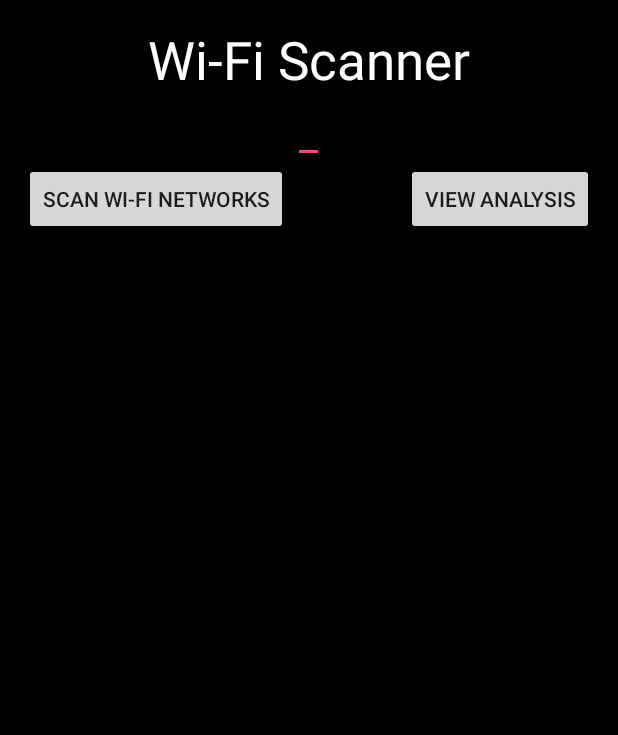
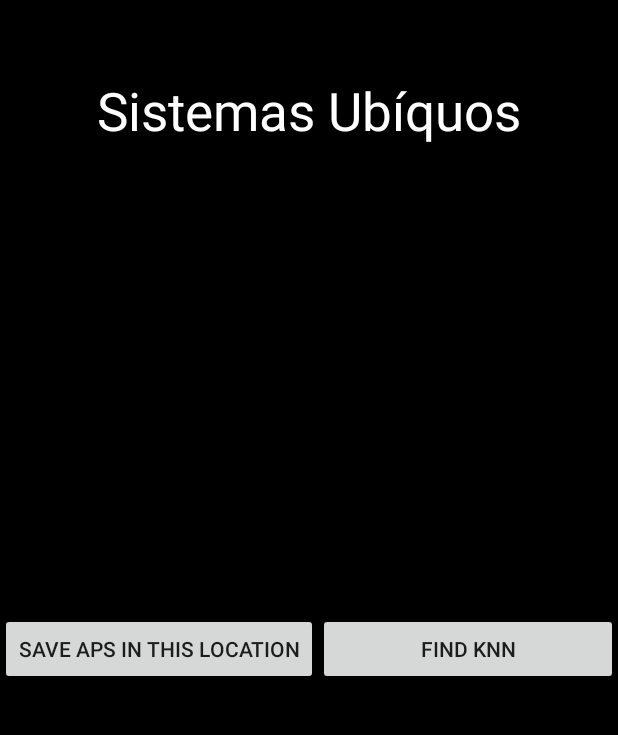
Before and after one commit to TagoWill/WifiFingerPrinting, an Android app: the screen it shows after launch (MainActivity), on a phone screen of 412 x 824 dp, the part 84-819 px from its top. Run offline under Robolectric (Android 15) with nearby library versions, the phone set to English and light mode, and no system bars.

Commit message:
Big Update! App now divided in 3 activities: menu, scan and save, find knn. Scan and save working but writing to file not tested. knn not working yet.

```diff
--- a/app/src/main/AndroidManifest.xml
+++ b/app/src/main/AndroidManifest.xml
@@ -17,7 +17,10 @@
                 <category android:name="android.intent.category.LAUNCHER" />
             </intent-filter>
         </activity>
-        <activity android:label="@string/app_name" android:name=".AnalysisActivity"/>
+        <activity android:name=".SaveAPsActivity">
+        </activity>
+        <activity android:name=".kNNActivity">
+        </activity>
     </application>
 
 </manifest>
--- a/app/src/main/java/com/project2/su/wififingerprinting/MainActivity.java
+++ b/app/src/main/java/com/project2/su/wififingerprinting/MainActivity.java
@@ -1,89 +1,35 @@
 package com.project2.su.wififingerprinting;
 
-import android.content.BroadcastReceiver;
-import android.content.Context;
 import android.content.Intent;
-import android.content.IntentFilter;
-import android.net.wifi.ScanResult;
-import android.net.wifi.WifiManager;
 import android.os.Bundle;
 import android.support.v7.app.AppCompatActivity;
 import android.view.View;
-import android.widget.ArrayAdapter;
 import android.widget.Button;
-import android.widget.EditText;
-import android.widget.ListView;
-import android.widget.Toast;
-
-import java.util.List;
-import java.util.Objects;
 
 public class MainActivity extends AppCompatActivity {
-    ListView lv;
-    WifiManager wifimanager;
-    Button buttonScan, buttonAnalysis;
-    String[] places = {"lugar1", "lugar2", "lugar3", "lugar4"};
-    int[] nmeasures = {0,0,0,0};
+    Button buttonsave, buttonknn;
 
     @Override
     protected void onCreate(Bundle savedInstanceState) {
         super.onCreate(savedInstanceState);
         setContentView(R.layout.activity_main);
-        lv=(ListView)findViewById(R.id.listView);
 
-        wifimanager=(WifiManager)getSystemService(Context.WIFI_SERVICE);
-
-        buttonScan = (Button) findViewById(R.id.buttonScan);
-        buttonScan.setOnClickListener(new View.OnClickListener() {
+        buttonsave = (Button) findViewById(R.id.buttonSaveIntent);
+        buttonsave.setOnClickListener(new View.OnClickListener() {
             @Override
             public void onClick(View v) {
-                Toast.makeText(MainActivity.this, "Scanning....", Toast.LENGTH_SHORT).show();
-                EditText txtInput = (EditText) findViewById(R.id.editText);
-
-                if (txtInput != null) {
-                    String location = txtInput.getText().toString();
-                    //System.out.println(location);
-                    if (Objects.equals(location, places[0]))
-                    {
-                        APScan place0 = new APScan();
-                        //System.out.println(location+" _0_ "+nmeasures[0]);
-                        scanAPs(location, place0);
-                        nmeasures[0]++;
-                    } else if (Objects.equals(location, places[1]))
-                    {
-                        APScan place1 = new APScan();
-                        //System.out.println(location+" _1_ "+nmeasures[1]);
-                        scanAPs(location, place1);
-                        nmeasures[1]++;
-                    }
-                }
+                Intent saveapsActivity = new Intent(MainActivity.this, SaveAPsActivity.class);
+                MainActivity.this.startActivity(saveapsActivity);
             }
         });
 
-        buttonAnalysis = (Button) findViewById(R.id.buttonAnalysis);
-        buttonAnalysis.setOnClickListener(new View.OnClickListener() {
+        buttonknn = (Button) findViewById(R.id.buttonKNNIntent);
+        buttonknn.setOnClickListener(new View.OnClickListener() {
             @Override
             public void onClick(View v) {
-                Toast.makeText(MainActivity.this, "Analysing....", Toast.LENGTH_SHORT).show();
-                Intent analyse = new Intent(MainActivity.this, AnalysisActivity.class);
-                MainActivity.this.startActivity(analyse);
+                Intent findkNNActivity = new Intent(MainActivity.this, kNNActivity.class);
+                MainActivity.this.startActivity(findkNNActivity);
             }
         });
     }
-
-    public void scanAPs(String location, APScan scan){
-        wifimanager.startScan();
-        List<ScanResult> results = wifimanager.getScanResults();
-        System.out.println("Location: "+location+"  APs Found: "+results.size());
-        String apstring []= new String[results.size()];
-        scan.setLocation(location);
-        int i =0;
-        for (ScanResult ap : results) {
-            scan.setMap(ap.BSSID, ap.level);
-            apstring[i] = "SSID: " + ap.SSID + "\nBSSID: "+ap.BSSID+ "\nSIGNAL: "+ap.level+" dB\n";
-            i++;
-        }
-        lv.setAdapter(new ArrayAdapter<>(getApplicationContext(),android.R.layout.simple_list_item_1,apstring));
-        scan.generateCsvFile(getApplicationContext());
-    }
 }
--- a/app/src/main/res/layout/activity_main.xml
+++ b/app/src/main/res/layout/activity_main.xml
@@ -1,53 +1,44 @@
-<RelativeLayout xmlns:android="http://schemas.android.com/apk/res/android"
-    xmlns:tools="http://schemas.android.com/tools" android:layout_width="match_parent"
-    android:layout_height="match_parent" android:paddingLeft="@dimen/activity_horizontal_margin"
-    android:paddingRight="@dimen/activity_horizontal_margin"
-    android:paddingTop="@dimen/activity_vertical_margin"
-    android:paddingBottom="@dimen/activity_vertical_margin" tools:context=".MainActivity"
+<?xml version="1.0" encoding="utf-8"?>
+<LinearLayout
+    xmlns:android="http://schemas.android.com/apk/res/android"
+    android:orientation="vertical"
+    android:layout_width="match_parent"
+    android:layout_height="match_parent"
     android:background="@color/backgroundcolor">
 
     <TextView
         android:layout_width="wrap_content"
         android:layout_height="wrap_content"
-        android:id="@+id/textView"
-        android:text="Wi-Fi Scanner"
-        android:textSize="35dp"
-        android:textColor="#FFFF"
-        android:layout_alignParentTop="true"
-        android:layout_centerHorizontal="true"
-        />
+        android:id="@+id/textkNN"
+        android:text="Sistemas Ubíquos"
+        android:textSize="35sp"
+        android:textColor="@color/textColor"
+        android:layout_gravity="center"
+        android:paddingTop="50dp" />
 
-    <EditText
-        android:layout_width="wrap_content"
-        android:layout_height="wrap_content"
-        android:id="@+id/editText"
-        android:textColor="@color/textColor"
-        android:layout_below="@+id/textView"
-        android:layout_centerHorizontal="true" />
+    <LinearLayout
+        android:orientation="horizontal"
+        android:layout_width="match_parent"
+        android:layout_height="match_parent"
+        android:background="@color/backgroundcolor">
 
         <Button
             android:layout_width="wrap_content"
             android:layout_height="wrap_content"
-        android:text="Scan Wi-Fi Networks"
-        android:id="@+id/buttonScan"
-        android:layout_below="@+id/editText"
-        android:layout_alignParentStart="true" />
+            android:layout_gravity="center"
+            android:text="Save APs in this location"
+            android:id="@+id/buttonSaveIntent"
+            />
 
         <Button
             android:layout_width="wrap_content"
             android:layout_height="wrap_content"
-        android:text="View Analysis"
-        android:id="@+id/buttonAnalysis"
-        android:layout_below="@+id/editText"
-        android:layout_alignEnd="@+id/listView" />
-
-    <ListView
-        android:layout_width="wrap_content"
-        android:layout_height="wrap_content"
-        android:id="@+id/listView"
-        android:layout_below="@+id/buttonScan"
-        android:layout_alignParentLeft="true"
-        android:layout_alignParentStart="true"
+            android:layout_gravity="center"
+            android:text="Find kNN"
+            android:id="@+id/buttonKNNIntent"
+            android:layout_weight="2"
             />
 
-</RelativeLayout>
+    </LinearLayout>
+
+</LinearLayout>
```
Also changed, not shown: app/src/main/java/com/project2/su/wififingerprinting/AnalysisActivity.java (deleted, +0 -14 lines), app/src/main/java/com/project2/su/wififingerprinting/SaveAPsActivity.java (added, +77 -0 lines), app/src/main/java/com/project2/su/wififingerprinting/kNNActivity.java (added, +124 -0 lines), app/src/main/res/layout/activity_analysis.xml (deleted, +0 -20 lines), app/src/main/res/layout/activity_knn.xml (added, +77 -0 lines), app/src/main/res/layout/activity_save.xml (added, +54 -0 lines). Lines whose indentation alone changed are shown as unchanged.
